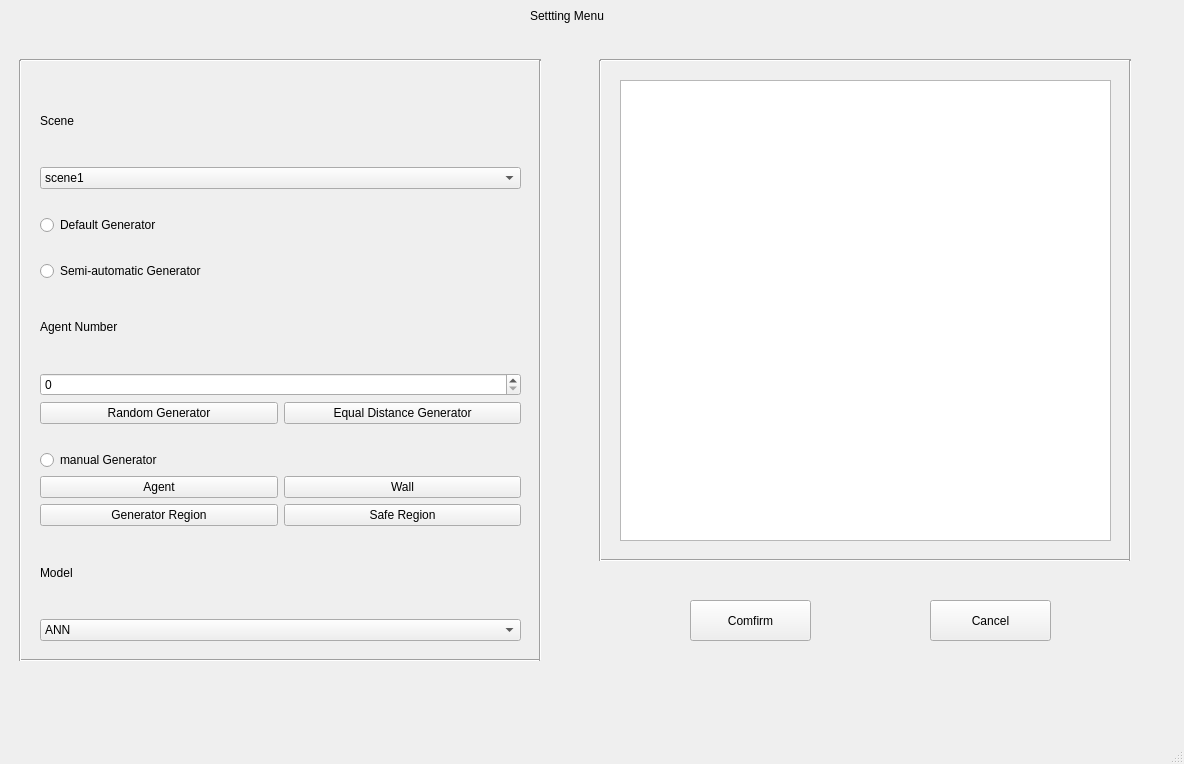
my-HenryS/pypeds, file pypeds/gui/ui/mainwindow_setting.ui: the form before one commit.
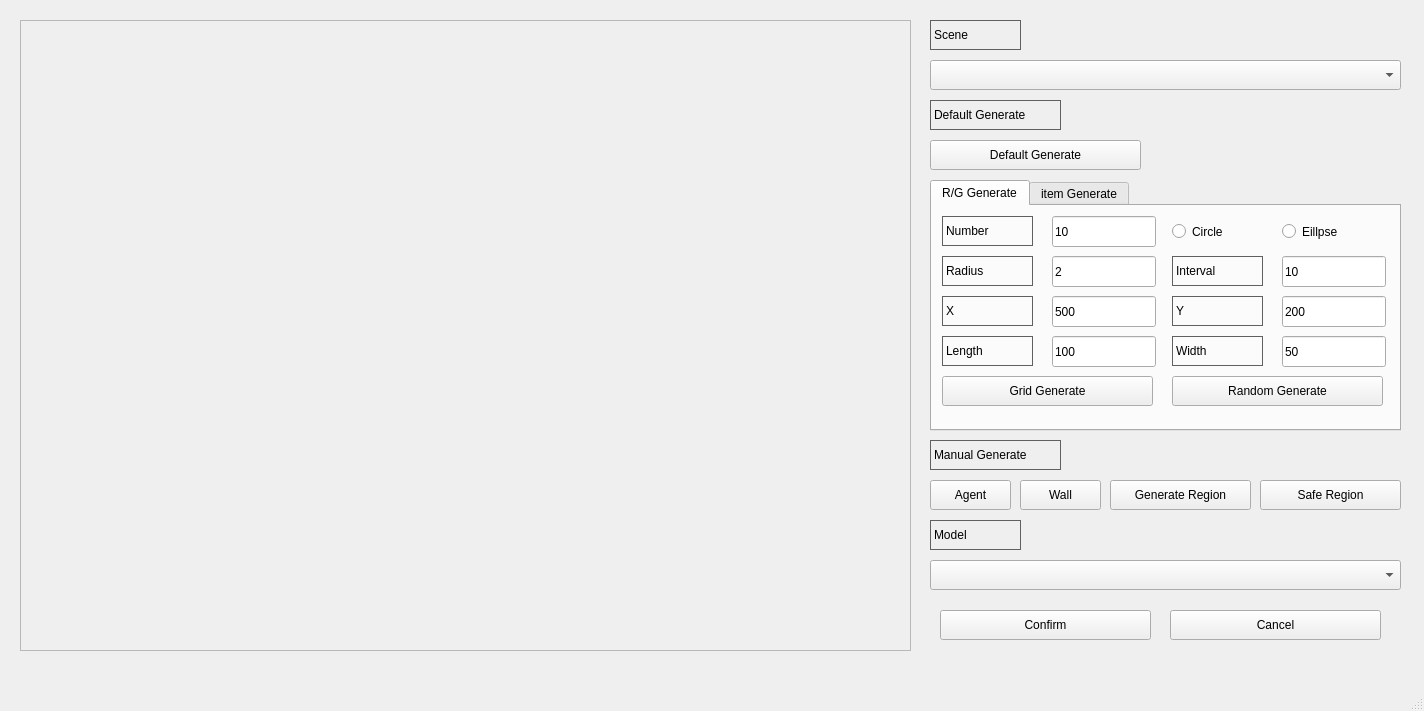
The form after the commit.

The edit to the form file:
```diff
--- a/pypeds/gui/ui/mainwindow_setting.ui
+++ b/pypeds/gui/ui/mainwindow_setting.ui
@@ -6,366 +6,916 @@
    <rect>
     <x>0</x>
     <y>0</y>
-    <width>1184</width>
-    <height>764</height>
+    <width>1424</width>
+    <height>711</height>
    </rect>
   </property>
   <property name="windowTitle">
    <string>MainWindow</string>
   </property>
   <widget class="QWidget" name="centralwidget">
-   <widget class="QWidget" name="verticalLayoutWidget">
+   <widget class="QScrollArea" name="scrollArea">
     <property name="geometry">
      <rect>
-      <x>40</x>
-      <y>80</y>
-      <width>481</width>
-      <height>561</height>
+      <x>20</x>
+      <y>20</y>
+      <width>891</width>
+      <height>631</height>
      </rect>
     </property>
-    <layout class="QVBoxLayout" name="verticalLayout">
-     <item>
-      <widget class="QLabel" name="label">
+    <property name="widgetResizable">
+     <bool>true</bool>
+    </property>
+    <widget class="QWidget" name="scrollAreaWidgetContents">
+     <property name="geometry">
+      <rect>
+       <x>0</x>
+       <y>0</y>
+       <width>889</width>
+       <height>629</height>
+      </rect>
+     </property>
+    </widget>
+   </widget>
+   <widget class="QPushButton" name="pushButton">
+    <property name="geometry">
+     <rect>
+      <x>930</x>
+      <y>480</y>
+      <width>81</width>
+      <height>30</height>
+     </rect>
+    </property>
+    <property name="text">
+     <string>Agent</string>
+    </property>
+   </widget>
+   <widget class="QLabel" name="label_3">
+    <property name="geometry">
+     <rect>
+      <x>930</x>
+      <y>20</y>
+      <width>91</width>
+      <height>30</height>
+     </rect>
+    </property>
+    <property name="styleSheet">
+     <string notr="true">QLabel{
+
+     border-width: 1px;
+
+     border-style: solid;
+
+     border-color: rgb(96, 96, 96);
+
+}</string>
+    </property>
+    <property name="text">
+     <string>Scene</string>
+    </property>
+    <property name="margin">
+     <number>-1</number>
+    </property>
+   </widget>
+   <widget class="QPushButton" name="pushButton_10">
+    <property name="geometry">
+     <rect>
+      <x>930</x>
+      <y>140</y>
+      <width>211</width>
+      <height>30</height>
+     </rect>
+    </property>
+    <property name="text">
+     <string>Default Generate</string>
+    </property>
+   </widget>
+   <widget class="QTabWidget" name="tabWidget">
+    <property name="geometry">
+     <rect>
+      <x>930</x>
+      <y>180</y>
+      <width>471</width>
+      <height>251</height>
+     </rect>
+    </property>
+    <property name="currentIndex">
+     <number>0</number>
+    </property>
+    <widget class="QWidget" name="tab">
+     <attribute name="title">
+      <string>R/G Generate</string>
+     </attribute>
+     <widget class="QLineEdit" name="lineEdit_10">
+      <property name="geometry">
+       <rect>
+        <x>350</x>
+        <y>50</y>
+        <width>104</width>
+        <height>31</height>
+       </rect>
+      </property>
+      <property name="text">
+       <string>10</string>
+      </property>
+     </widget>
+     <widget class="QLabel" name="label_15">
+      <property name="geometry">
+       <rect>
+        <x>10</x>
+        <y>10</y>
+        <width>91</width>
+        <height>30</height>
+       </rect>
+      </property>
+      <property name="styleSheet">
+       <string notr="true">QLabel{
+
+     border-width: 1px;
+
+     border-style: solid;
+
+     border-color: rgb(96, 96, 96);
+
+}</string>
+      </property>
+      <property name="text">
+       <string>Number</string>
+      </property>
+      <property name="margin">
+       <number>-1</number>
+      </property>
+     </widget>
+     <widget class="QLabel" name="label_17">
+      <property name="geometry">
+       <rect>
+        <x>240</x>
+        <y>90</y>
+        <width>91</width>
+        <height>30</height>
+       </rect>
+      </property>
+      <property name="styleSheet">
+       <string notr="true">QLabel{
+
+     border-width: 1px;
+
+     border-style: solid;
+
+     border-color: rgb(96, 96, 96);
+
+}</string>
+      </property>
+      <property name="text">
+       <string>Y</string>
+      </property>
+      <property name="margin">
+       <number>-1</number>
+      </property>
+     </widget>
+     <widget class="QRadioButton" name="radioButton_3">
+      <property name="geometry">
+       <rect>
+        <x>350</x>
+        <y>14</y>
+        <width>112</width>
+        <height>23</height>
+       </rect>
+      </property>
+      <property name="text">
+       <string>Eillpse</string>
+      </property>
+     </widget>
+     <widget class="QLabel" name="label_18">
+      <property name="geometry">
+       <rect>
+        <x>10</x>
+        <y>90</y>
+        <width>91</width>
+        <height>30</height>
+       </rect>
+      </property>
+      <property name="styleSheet">
+       <string notr="true">QLabel{
+
+     border-width: 1px;
+
+     border-style: solid;
+
+     border-color: rgb(96, 96, 96);
+
+}</string>
+      </property>
+      <property name="text">
+       <string>X</string>
+      </property>
+      <property name="margin">
+       <number>-1</number>
+      </property>
+     </widget>
+     <widget class="QRadioButton" name="radioButton_4">
+      <property name="geometry">
+       <rect>
+        <x>240</x>
+        <y>14</y>
+        <width>112</width>
+        <height>23</height>
+       </rect>
+      </property>
+      <property name="text">
+       <string>Circle</string>
+      </property>
+     </widget>
+     <widget class="QLineEdit" name="lineEdit_11">
+      <property name="geometry">
+       <rect>
+        <x>120</x>
+        <y>10</y>
+        <width>104</width>
+        <height>31</height>
+       </rect>
+      </property>
+      <property name="text">
+       <string>10</string>
+      </property>
+     </widget>
+     <widget class="QLabel" name="label_19">
+      <property name="geometry">
+       <rect>
+        <x>10</x>
+        <y>130</y>
+        <width>91</width>
+        <height>30</height>
+       </rect>
+      </property>
+      <property name="styleSheet">
+       <string notr="true">QLabel{
+
+     border-width: 1px;
+
+     border-style: solid;
+
+     border-color: rgb(96, 96, 96);
+
+}</string>
+      </property>
+      <property name="text">
+       <string>Length</string>
+      </property>
+      <property name="margin">
+       <number>-1</number>
+      </property>
+     </widget>
+     <widget class="QPushButton" name="pushButton_11">
+      <property name="geometry">
+       <rect>
+        <x>240</x>
+        <y>170</y>
+        <width>211</width>
+        <height>30</height>
+       </rect>
+      </property>
+      <property name="text">
+       <string>Random Generate</string>
+      </property>
+     </widget>
+     <widget class="QLabel" name="label_20">
+      <property name="geometry">
+       <rect>
+        <x>240</x>
+        <y>50</y>
+        <width>91</width>
+        <height>30</height>
+       </rect>
+      </property>
+      <property name="styleSheet">
+       <string notr="true">QLabel{
+
+     border-width: 1px;
+
+     border-style: solid;
+
+     border-color: rgb(96, 96, 96);
+
+}</string>
+      </property>
+      <property name="text">
+       <string>Interval</string>
+      </property>
+      <property name="margin">
+       <number>-1</number>
+      </property>
+     </widget>
+     <widget class="QLineEdit" name="lineEdit_12">
+      <property name="geometry">
+       <rect>
+        <x>120</x>
+        <y>90</y>
+        <width>104</width>
+        <height>31</height>
+       </rect>
+      </property>
+      <property name="text">
+       <string>500</string>
+      </property>
+     </widget>
+     <widget class="QLineEdit" name="lineEdit_13">
+      <property name="geometry">
+       <rect>
+        <x>350</x>
+        <y>90</y>
+        <width>104</width>
+        <height>31</height>
+       </rect>
+      </property>
+      <property name="text">
+       <string>200</string>
+      </property>
+     </widget>
+     <widget class="QLineEdit" name="lineEdit_14">
+      <property name="geometry">
+       <rect>
+        <x>120</x>
+        <y>50</y>
+        <width>104</width>
+        <height>31</height>
+       </rect>
+      </property>
+      <property name="text">
+       <string>2</string>
+      </property>
+     </widget>
+     <widget class="QLineEdit" name="lineEdit_15">
+      <property name="geometry">
+       <rect>
+        <x>350</x>
+        <y>130</y>
+        <width>104</width>
+        <height>31</height>
+       </rect>
+      </property>
+      <property name="text">
+       <string>50</string>
+      </property>
+     </widget>
+     <widget class="QLabel" name="label_21">
+      <property name="geometry">
+       <rect>
+        <x>240</x>
+        <y>130</y>
+        <width>91</width>
+        <height>30</height>
+       </rect>
+      </property>
+      <property name="styleSheet">
+       <string notr="true">QLabel{
+
+     border-width: 1px;
+
+     border-style: solid;
+
+     border-color: rgb(96, 96, 96);
+
+}</string>
+      </property>
+      <property name="text">
+       <string>Width</string>
+      </property>
+      <property name="margin">
+       <number>-1</number>
+      </property>
+     </widget>
+     <widget class="QPushButton" name="pushButton_12">
+      <property name="geometry">
+       <rect>
+        <x>10</x>
+        <y>170</y>
+        <width>211</width>
+        <height>30</height>
+       </rect>
+      </property>
+      <property name="text">
+       <string>Grid Generate</string>
+      </property>
+     </widget>
+     <widget class="QLineEdit" name="lineEdit_16">
+      <property name="geometry">
+       <rect>
+        <x>120</x>
+        <y>130</y>
+        <width>104</width>
+        <height>31</height>
+       </rect>
+      </property>
+      <property name="text">
+       <string>100</string>
+      </property>
+     </widget>
+     <widget class="QLabel" name="label_22">
+      <property name="geometry">
+       <rect>
+        <x>10</x>
+        <y>50</y>
+        <width>91</width>
+        <height>30</height>
+       </rect>
+      </property>
+      <property name="styleSheet">
+       <string notr="true">QLabel{
+
+     border-width: 1px;
+
+     border-style: solid;
+
+     border-color: rgb(96, 96, 96);
+
+}</string>
+      </property>
+      <property name="text">
+       <string>Radius</string>
+      </property>
+      <property name="margin">
+       <number>-1</number>
+      </property>
+     </widget>
+    </widget>
+    <widget class="QWidget" name="tab_2">
+     <attribute name="title">
+      <string>item Generate</string>
+     </attribute>
+     <widget class="QLabel" name="label_10">
+      <property name="geometry">
+       <rect>
+        <x>240</x>
+        <y>50</y>
+        <width>91</width>
+        <height>30</height>
+       </rect>
+      </property>
+      <property name="styleSheet">
+       <string notr="true">QLabel{
+
+     border-width: 1px;
+
+     border-style: solid;
+
+     border-color: rgb(96, 96, 96);
+
+}</string>
+      </property>
+      <property name="text">
+       <string>Y</string>
+      </property>
+      <property name="margin">
+       <number>-1</number>
+      </property>
+     </widget>
+     <widget class="QLabel" name="label_9">
+      <property name="geometry">
+       <rect>
+        <x>10</x>
+        <y>50</y>
+        <width>91</width>
+        <height>30</height>
+       </rect>
+      </property>
+      <property name="styleSheet">
+       <string notr="true">QLabel{
+
+     border-width: 1px;
+
+     border-style: solid;
+
+     border-color: rgb(96, 96, 96);
+
+}</string>
+      </property>
+      <property name="text">
+       <string>X</string>
+      </property>
+      <property name="margin">
+       <number>-1</number>
+      </property>
+     </widget>
+     <widget class="QLabel" name="label_11">
+      <property name="geometry">
+       <rect>
+        <x>10</x>
+        <y>90</y>
+        <width>91</width>
+        <height>30</height>
+       </rect>
+      </property>
+      <property name="styleSheet">
+       <string notr="true">QLabel{
+
+     border-width: 1px;
+
+     border-style: solid;
+
+     border-color: rgb(96, 96, 96);
+
+}</string>
+      </property>
+      <property name="text">
+       <string>Length</string>
+      </property>
+      <property name="margin">
+       <number>-1</number>
+      </property>
+     </widget>
+     <widget class="QLineEdit" name="lineEdit_4">
+      <property name="geometry">
+       <rect>
+        <x>120</x>
+        <y>50</y>
+        <width>104</width>
+        <height>31</height>
+       </rect>
+      </property>
+      <property name="text">
+       <string>500</string>
+      </property>
+     </widget>
+     <widget class="QLineEdit" name="lineEdit_7">
+      <property name="geometry">
+       <rect>
+        <x>350</x>
+        <y>50</y>
+        <width>104</width>
+        <height>31</height>
+       </rect>
+      </property>
+      <property name="text">
+       <string>200</string>
+      </property>
+     </widget>
+     <widget class="QLineEdit" name="lineEdit_3">
+      <property name="geometry">
+       <rect>
+        <x>120</x>
+        <y>10</y>
+        <width>104</width>
+        <height>31</height>
+       </rect>
+      </property>
+      <property name="text">
+       <string>2</string>
+      </property>
+     </widget>
+     <widget class="QLineEdit" name="lineEdit_8">
+      <property name="geometry">
+       <rect>
+        <x>350</x>
+        <y>90</y>
+        <width>104</width>
+        <height>31</height>
+       </rect>
+      </property>
+      <property name="text">
+       <string>50</string>
+      </property>
+     </widget>
+     <widget class="QLabel" name="label_12">
+      <property name="geometry">
+       <rect>
+        <x>240</x>
+        <y>90</y>
+        <width>91</width>
+        <height>30</height>
+       </rect>
+      </property>
+      <property name="styleSheet">
+       <string notr="true">QLabel{
+
+     border-width: 1px;
+
+     border-style: solid;
+
+     border-color: rgb(96, 96, 96);
+
+}</string>
+      </property>
+      <property name="text">
+       <string>Width</string>
+      </property>
+      <property name="margin">
+       <number>-1</number>
+      </property>
+     </widget>
+     <widget class="QPushButton" name="pushButton_8">
+      <property name="geometry">
+       <rect>
+        <x>125</x>
+        <y>170</y>
+        <width>211</width>
+        <height>30</height>
+       </rect>
+      </property>
+      <property name="text">
+       <string>Item Generate</string>
+      </property>
+     </widget>
+     <widget class="QLineEdit" name="lineEdit_5">
+      <property name="geometry">
+       <rect>
+        <x>120</x>
+        <y>90</y>
+        <width>104</width>
+        <height>31</height>
+       </rect>
+      </property>
+      <property name="text">
+       <string>100</string>
+      </property>
+     </widget>
+     <widget class="QLabel" name="label_8">
+      <property name="geometry">
+       <rect>
+        <x>10</x>
+        <y>10</y>
+        <width>91</width>
+        <height>30</height>
+       </rect>
+      </property>
+      <property name="styleSheet">
+       <string notr="true">QLabel{
+
+     border-width: 1px;
+
+     border-style: solid;
+
+     border-color: rgb(96, 96, 96);
+
+}</string>
+      </property>
+      <property name="text">
+       <string>Radius</string>
+      </property>
+      <property name="margin">
+       <number>-1</number>
+      </property>
+     </widget>
+     <widget class="QLabel" name="label_14">
+      <property name="geometry">
+       <rect>
+        <x>240</x>
+        <y>10</y>
+        <width>91</width>
+        <height>30</height>
+       </rect>
+      </property>
+      <property name="styleSheet">
+       <string notr="true">QLabel{
+
+     border-width: 1px;
+
+     border-style: solid;
+
+     border-color: rgb(96, 96, 96);
+
+}</string>
+      </property>
+      <property name="text">
+       <string>Angle</string>
+      </property>
+      <property name="margin">
+       <number>-1</number>
+      </property>
+     </widget>
+     <widget class="QLineEdit" name="lineEdit_17">
+      <property name="geometry">
+       <rect>
+        <x>350</x>
+        <y>10</y>
+        <width>104</width>
+        <height>31</height>
+       </rect>
+      </property>
+      <property name="text">
+       <string>200</string>
+      </property>
+     </widget>
+     <widget class="QComboBox" name="comboBox_3">
+      <property name="geometry">
+       <rect>
+        <x>120</x>
+        <y>130</y>
+        <width>331</width>
+        <height>30</height>
+       </rect>
+      </property>
+      <item>
        <property name="text">
-        <string>Scene</string>
+        <string>Circle</string>
        </property>
-      </widget>
-     </item>
-     <item>
-      <widget class="QComboBox" name="comboBox">
-       <item>
-        <property name="text">
-         <string>scene1</string>
-        </property>
-       </item>
-       <item>
-        <property name="text">
-         <string>scene2</string>
-        </property>
-       </item>
-       <item>
-        <property name="text">
-         <string>scene3</string>
-        </property>
-       </item>
-       <item>
-        <property name="text">
-         <string>scene4</string>
-        </property>
-       </item>
-       <item>
-        <property name="text">
-         <string>scene5</string>
-        </property>
-       </item>
-      </widget>
-     </item>
-     <item>
-      <spacer name="horizontalSpacer">
-       <property name="orientation">
-        <enum>Qt::Horizontal</enum>
-       </property>
-       <property name="sizeHint" stdset="0">
-        <size>
-         <width>40</width>
-         <height>20</height>
-        </size>
-       </property>
-      </spacer>
-     </item>
-     <item>
-      <widget class="QRadioButton" name="radioButton">
+      </item>
+      <item>
        <property name="text">
-        <string>Default Generator</string>
+        <string>Box</string>
        </property>
-      </widget>
-     </item>
-     <item>
-      <spacer name="horizontalSpacer_2">
-       <property name="orientation">
-        <enum>Qt::Horizontal</enum>
-       </property>
-       <property name="sizeHint" stdset="0">
-        <size>
-         <width>40</width>
-         <height>20</height>
-        </size>
-       </property>
-      </spacer>
-     </item>
-     <item>
-      <widget class="QRadioButton" name="radioButton_2">
+      </item>
+      <item>
        <property name="text">
-        <string>Semi-automatic Generator</string>
+        <string>Rectangle</string>
        </property>
-      </widget>
-     </item>
-     <item>
-      <widget class="QLabel" name="label_2">
-       <property name="text">
-        <string>Agent Number</string>
-       </property>
-      </widget>
-     </item>
-     <item>
-      <widget class="QSpinBox" name="spinBox"/>
-     </item>
-     <item>
-      <layout class="QHBoxLayout" name="horizontalLayout">
-       <item>
-        <widget class="QPushButton" name="pushButton">
-         <property name="text">
-          <string>Random Generator</string>
-         </property>
-        </widget>
-       </item>
-       <item>
-        <widget class="QPushButton" name="pushButton_2">
-         <property name="text">
-          <string>Equal Distance Generator</string>
-         </property>
-        </widget>
-       </item>
-      </layout>
-     </item>
-     <item>
-      <spacer name="horizontalSpacer_3">
-       <property name="orientation">
-        <enum>Qt::Horizontal</enum>
-       </property>
-       <property name="sizeHint" stdset="0">
-        <size>
-         <width>40</width>
-         <height>20</height>
-        </size>
-       </property>
-      </spacer>
-     </item>
-     <item>
-      <widget class="QRadioButton" name="radioButton_3">
-       <property name="text">
-        <string>manual Generator</string>
-       </property>
-      </widget>
-     </item>
-     <item>
-      <layout class="QGridLayout" name="gridLayout">
-       <item row="1" column="0">
-        <widget class="QPushButton" name="pushButton_4">
-         <property name="text">
-          <string>Generator Region</string>
-         </property>
-        </widget>
-       </item>
-       <item row="1" column="1">
-        <widget class="QPushButton" name="pushButton_6">
-         <property name="text">
-          <string>Safe Region</string>
-         </property>
-        </widget>
-       </item>
-       <item row="0" column="1">
-        <widget class="QPushButton" name="pushButton_5">
-         <property name="text">
-          <string>Wall</string>
-         </property>
-        </widget>
-       </item>
-       <item row="0" column="0">
-        <widget class="QPushButton" name="pushButton_3">
-         <property name="text">
-          <string>Agent</string>
-         </property>
-        </widget>
-       </item>
-      </layout>
-     </item>
-     <item>
-      <widget class="QLabel" name="label_3">
-       <property name="text">
-        <string>Model</string>
-       </property>
-      </widget>
-     </item>
-     <item>
-      <widget class="QComboBox" name="comboBox_2">
-       <item>
-        <property name="text">
-         <string>ANN</string>
-        </property>
-       </item>
-       <item>
-        <property name="text">
-         <string>SFC</string>
-        </property>
-       </item>
-       <item>
-        <property name="text">
-         <string>Real-life</string>
-        </property>
-       </item>
-       <item>
-        <property name="text">
-         <string>LSTM</string>
-        </property>
-       </item>
-      </widget>
-     </item>
-    </layout>
+      </item>
+     </widget>
+     <widget class="QLabel" name="label_23">
+      <property name="geometry">
+       <rect>
+        <x>10</x>
+        <y>130</y>
+        <width>91</width>
+        <height>30</height>
+       </rect>
+      </property>
+      <property name="styleSheet">
+       <string notr="true">QLabel{
+
+     border-width: 1px;
+
+     border-style: solid;
+
+     border-color: rgb(96, 96, 96);
+
+}</string>
+      </property>
+      <property name="text">
+       <string>Shape</string>
+      </property>
+      <property name="margin">
+       <number>-1</number>
+      </property>
+     </widget>
+    </widget>
    </widget>
-   <widget class="QGraphicsView" name="graphicsView">
+   <widget class="QLabel" name="label_13">
     <property name="geometry">
      <rect>
-      <x>620</x>
-      <y>80</y>
-      <width>491</width>
-      <height>461</height>
+      <x>930</x>
+      <y>520</y>
+      <width>91</width>
+      <height>30</height>
      </rect>
     </property>
+    <property name="styleSheet">
+     <string notr="true">QLabel{
+
+     border-width: 1px;
+
+     border-style: solid;
+
+     border-color: rgb(96, 96, 96);
+
+}</string>
+    </property>
+    <property name="text">
+     <string>Model</string>
+    </property>
+    <property name="margin">
+     <number>-1</number>
+    </property>
    </widget>
-   <widget class="QLabel" name="label_5">
+   <widget class="QPushButton" name="pushButton_3">
     <property name="geometry">
      <rect>
-      <x>530</x>
-      <y>0</y>
-      <width>111</width>
-      <height>31</height>
+      <x>1110</x>
+      <y>480</y>
+      <width>141</width>
+      <height>30</height>
      </rect>
     </property>
     <property name="text">
-     <string>Settting Menu</string>
+     <string>Generate Region</string>
     </property>
    </widget>
-   <widget class="QPushButton" name="pushButton_7">
+   <widget class="QLabel" name="label_4">
     <property name="geometry">
      <rect>
-      <x>690</x>
-      <y>600</y>
-      <width>121</width>
-      <height>41</height>
+      <x>930</x>
+      <y>100</y>
+      <width>131</width>
+      <height>30</height>
      </rect>
     </property>
+    <property name="styleSheet">
+     <string notr="true">QLabel{
+
+     border-width: 1px;
+
+     border-style: solid;
+
+     border-color: rgb(96, 96, 96);
+
+}</string>
+    </property>
     <property name="text">
-     <string>Comfirm</string>
+     <string>Default Generate</string>
     </property>
+    <property name="margin">
+     <number>-1</number>
+    </property>
    </widget>
-   <widget class="QPushButton" name="pushButton_8">
+   <widget class="QComboBox" name="comboBox">
     <property name="geometry">
      <rect>
       <x>930</x>
-      <y>600</y>
-      <width>121</width>
-      <height>41</height>
+      <y>60</y>
+      <width>471</width>
+      <height>30</height>
+     </rect>
+    </property>
+   </widget>
+   <widget class="QComboBox" name="comboBox_2">
+    <property name="geometry">
+     <rect>
+      <x>930</x>
+      <y>560</y>
+      <width>471</width>
+      <height>30</height>
+     </rect>
+    </property>
+   </widget>
+   <widget class="QPushButton" name="pushButton_2">
+    <property name="geometry">
+     <rect>
+      <x>1020</x>
+      <y>480</y>
+      <width>81</width>
+      <height>30</height>
+     </rect>
+    </property>
+    <property name="text">
+     <string>Wall</string>
+    </property>
+   </widget>
+   <widget class="QLabel" name="label_16">
+    <property name="geometry">
+     <rect>
+      <x>930</x>
+      <y>440</y>
+      <width>131</width>
+      <height>30</height>
+     </rect>
+    </property>
+    <property name="styleSheet">
+     <string notr="true">QLabel{
+
+     border-width: 1px;
+
+     border-style: solid;
+
+     border-color: rgb(96, 96, 96);
+
+}</string>
+    </property>
+    <property name="text">
+     <string>Manual Generate</string>
+    </property>
+    <property name="margin">
+     <number>-1</number>
+    </property>
+   </widget>
+   <widget class="QPushButton" name="pushButton_5">
+    <property name="geometry">
+     <rect>
+      <x>1260</x>
+      <y>480</y>
+      <width>141</width>
+      <height>30</height>
+     </rect>
+    </property>
+    <property name="text">
+     <string>Safe Region</string>
+    </property>
+   </widget>
+   <widget class="QPushButton" name="pushButton_13">
+    <property name="geometry">
+     <rect>
+      <x>940</x>
+      <y>610</y>
+      <width>211</width>
+      <height>30</height>
+     </rect>
+    </property>
+    <property name="text">
+     <string>Confirm</string>
+    </property>
+   </widget>
+   <widget class="QPushButton" name="pushButton_14">
+    <property name="geometry">
+     <rect>
+      <x>1170</x>
+      <y>610</y>
+      <width>211</width>
+      <height>30</height>
      </rect>
     </property>
     <property name="text">
      <string>Cancel</string>
     </property>
    </widget>
-   <widget class="Line" name="line">
-    <property name="geometry">
-     <rect>
-      <x>20</x>
-      <y>650</y>
-      <width>521</width>
-      <height>20</height>
-     </rect>
-    </property>
-    <property name="orientation">
-     <enum>Qt::Horizontal</enum>
-    </property>
-   </widget>
-   <widget class="Line" name="line_2">
-    <property name="geometry">
-     <rect>
-      <x>20</x>
-      <y>50</y>
-      <width>521</width>
-      <height>20</height>
-     </rect>
-    </property>
-    <property name="orientation">
-     <enum>Qt::Horizontal</enum>
-    </property>
-   </widget>
-   <widget class="Line" name="line_3">
-    <property name="geometry">
-     <rect>
-      <x>10</x>
-      <y>60</y>
-      <width>20</width>
-      <height>601</height>
-     </rect>
-    </property>
-    <property name="orientation">
-     <enum>Qt::Vertical</enum>
-    </property>
-   </widget>
-   <widget class="Line" name="line_4">
-    <property name="geometry">
-     <rect>
-      <x>530</x>
-      <y>60</y>
-      <width>20</width>
-      <height>601</height>
-     </rect>
-    </property>
-    <property name="orientation">
-     <enum>Qt::Vertical</enum>
-    </property>
-   </widget>
-   <widget class="Line" name="line_5">
-    <property name="geometry">
-     <rect>
-      <x>600</x>
-      <y>50</y>
-      <width>531</width>
-      <height>20</height>
-     </rect>
-    </property>
-    <property name="orientation">
-     <enum>Qt::Horizontal</enum>
-    </property>
-   </widget>
-   <widget class="Line" name="line_6">
-    <property name="geometry">
-     <rect>
-      <x>600</x>
-      <y>550</y>
-      <width>531</width>
-      <height>20</height>
-     </rect>
-    </property>
-    <property name="orientation">
-     <enum>Qt::Horizontal</enum>
-    </property>
-   </widget>
-   <widget class="Line" name="line_7">
-    <property name="geometry">
-     <rect>
-      <x>590</x>
-      <y>60</y>
-      <width>20</width>
-      <height>501</height>
-     </rect>
-    </property>
-    <property name="orientation">
-     <enum>Qt::Vertical</enum>
-    </property>
-   </widget>
-   <widget class="Line" name="line_8">
-    <property name="geometry">
-     <rect>
-      <x>1120</x>
-      <y>60</y>
-      <width>20</width>
-      <height>501</height>
-     </rect>
-    </property>
-    <property name="orientation">
-     <enum>Qt::Vertical</enum>
-    </property>
-   </widget>
   </widget>
   <widget class="QMenuBar" name="menubar">
    <property name="geometry">
```
Left out of the diff: 2 changed lines with no effect on the pictures.
